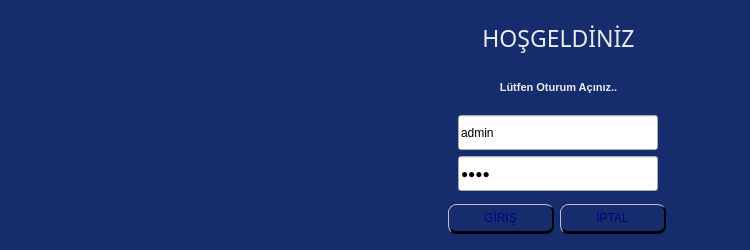
This is ui/ui_files/auth_window.ui in AyhanErcan70/SATTUP as Qt 5 draws it before an edit. The edited form follows.
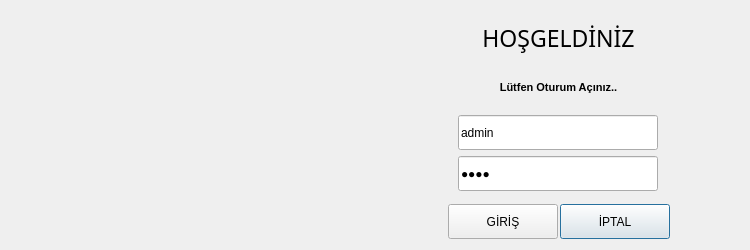
This is the edited form. Icons and pictures are not drawn.

Diff of the .ui file:
```diff
--- a/ui/ui_files/auth_window.ui
+++ b/ui/ui_files/auth_window.ui
@@ -25,84 +25,7 @@
   <property name="windowTitle">
    <string>Oturum Açma Paneli</string>
   </property>
-  <property name="styleSheet">
-   <string notr="true">*#auth_form{
-background-color: #162D6D;
-border-radius: 10px;
-}
-
-QWidget#logo_wid{
-image: url(:/resimler/logo-w.png);}
-QPushButton {
-	background-color: qlineargradient(x1:0, y1:0, x2:0, y2:1,
-                                      stop:0 #dcdcdd, stop: 0.5 #acacac,
-                                      stop: 0.6 #959595, stop:1 #828282);
-    color: #00007f;
-	
-    font-family: '', sans-serif;
-	font: 10pt &quot;&quot;;
-	font: 900 9pt &quot;&quot;;
-	font: 9pt &quot;&quot;;
-	font: 700 10pt &quot;DaytonaPro&quot;;
-    
-    font-size: 12px;
-    border-radius: 8px;
-	border-top: 1px solid #C0C0C0;
-    border-left: 1px solid #C0C0C0;
-    border-right: 2px solid #000;  /* Sağ gölge kalınlığı */
-    border-bottom: 3px solid #000; /* Alt gölge kalınlığı */
-    
-    margin-right: 4px; /* Gölgenin kesilmemesi için alan bırakıyoruz */
-    margin-bottom: 5px;
-    
-}
-/* Üzerine gelince gölge rengini biraz açabiliriz */
-QPushButton:hover {
-	background-color: qlineargradient(x1:0, y1:0, x2:0, y2:1,
-                                      stop:0 #dcdcdd, stop: 0.5 #acacac,
-                                      stop: 0.6 #959595, stop:1 #828282);
-    border-right: 4px solid #A9A9A9;
-    border-bottom: 5px solid #808080;
-	margin-top: 2px;
-}
-QPushButton#btn_login:hover {color:#007900;}
-QPushButton#btn_cancel:hover {color:#b10000;}
-
-/* Basıldığında gölgeler küçülmeli ki buton çökmüş görünsün */
-QPushButton:pressed {
-    color: #ffaa00;
-    border: 2px solid #ffffff;  /* Sağ gölge kaybolur */      
-    margin-top: 4px;    /* Butonu fiziksel olarak aşağı kaydırır */
-    margin-left: 2px;   /* Butonu fiziksel olarak sağa kaydırır */
-    margin-bottom: 1px;
-    margin-right: 2px;
-    padding-top: 8px;  /* Metni buton içinde aşağı kaydırır */
-}
-
-/*QPushButton#btn_login {
-background-color: green;
-font: 12pt &quot;Century Gothic&quot;;
-font-weight: bold;
-}
-QPushButton#btn_cancel {
-background-color: red;
-font: 12pt &quot;Century Gothic&quot;;
-font-weight: bold;
-}*/
-
-QLineEdit {
-font: 11pt &quot;Century Gothic&quot;;
-}
-
-QLabel{
-color:#ebebeb;
-}
-
-
-
-
-</string>
-  </property>
+  
   <property name="sizeGripEnabled">
    <bool>false</bool>
   </property>
@@ -112,12 +35,7 @@
   <layout class="QGridLayout" name="gridLayout_4">
    <item row="0" column="0">
     <widget class="QWidget" name="logo_wid" native="true">
-     <property name="styleSheet">
-      <string notr="true">
- image: url(:/resimler/logo-w.png);
-
-</string>
-     </property>
+     
     </widget>
    </item>
    <item row="0" column="1">
@@ -197,9 +115,7 @@
             <height>35</height>
            </size>
           </property>
-          <property name="styleSheet">
-           <string notr="true"/>
-          </property>
+          
           <property name="text">
            <string>GİRİŞ</string>
           </property>
```
